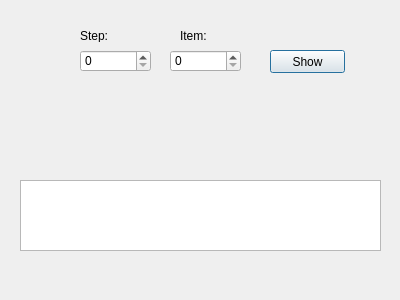
This is MeterMode/clsShowReport.ui in caicaiking/WKEFactoryView2014 as Qt 5 draws it before an edit. The edited form follows.
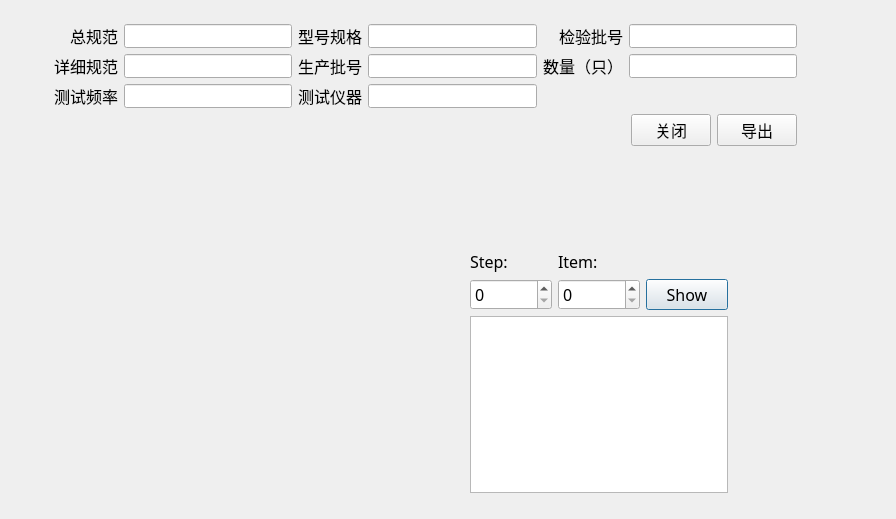
This is the edited form.

Patch:
```diff
--- a/MeterMode/clsShowReport.ui
+++ b/MeterMode/clsShowReport.ui
@@ -6,81 +6,407 @@
    <rect>
     <x>0</x>
     <y>0</y>
-    <width>400</width>
-    <height>300</height>
+    <width>896</width>
+    <height>519</height>
    </rect>
   </property>
   <property name="windowTitle">
    <string>Dialog</string>
   </property>
-  <widget class="QSpinBox" name="txtStep">
+  <property name="styleSheet">
+   <string notr="true">clsShowReport
+{
+	
+	background-color: rgb(148, 148, 248);
+}</string>
+  </property>
+  <widget class="QWidget" name="">
    <property name="geometry">
     <rect>
-     <x>80</x>
-     <y>50</y>
-     <width>71</width>
-     <height>22</height>
+     <x>470</x>
+     <y>250</y>
+     <width>258</width>
+     <height>243</height>
     </rect>
    </property>
-  </widget>
-  <widget class="QSpinBox" name="txtItem">
-   <property name="geometry">
-    <rect>
-     <x>170</x>
-     <y>50</y>
-     <width>71</width>
-     <height>22</height>
-    </rect>
+   <property name="font">
+    <font>
+     <family>楷体</family>
+     <pointsize>12</pointsize>
+    </font>
    </property>
+   <layout class="QVBoxLayout" name="verticalLayout">
+    <item>
+     <layout class="QGridLayout" name="gridLayout">
+      <item row="0" column="0">
+       <widget class="QLabel" name="label">
+        <property name="font">
+         <font>
+          <family>楷体</family>
+          <pointsize>12</pointsize>
+         </font>
+        </property>
+        <property name="text">
+         <string>Step:</string>
+        </property>
+       </widget>
+      </item>
+      <item row="0" column="1">
+       <widget class="QLabel" name="label_2">
+        <property name="font">
+         <font>
+          <family>楷体</family>
+          <pointsize>12</pointsize>
+         </font>
+        </property>
+        <property name="text">
+         <string>Item:</string>
+        </property>
+       </widget>
+      </item>
+      <item row="1" column="0">
+       <widget class="QSpinBox" name="txtStep">
+        <property name="font">
+         <font>
+          <family>楷体</family>
+          <pointsize>12</pointsize>
+         </font>
+        </property>
+       </widget>
+      </item>
+      <item row="1" column="1">
+       <widget class="QSpinBox" name="txtItem">
+        <property name="font">
+         <font>
+          <family>楷体</family>
+          <pointsize>12</pointsize>
+         </font>
+        </property>
+       </widget>
+      </item>
+      <item row="1" column="2">
+       <widget class="QPushButton" name="btnShow">
+        <property name="font">
+         <font>
+          <family>楷体</family>
+          <pointsize>12</pointsize>
+         </font>
+        </property>
+        <property name="text">
+         <string>Show</string>
+        </property>
+       </widget>
+      </item>
+     </layout>
+    </item>
+    <item>
+     <widget class="QTextEdit" name="textEdit">
+      <property name="font">
+       <font>
+        <family>楷体</family>
+        <pointsize>12</pointsize>
+       </font>
+      </property>
+     </widget>
+    </item>
+   </layout>
   </widget>
-  <widget class="QLabel" name="label">
+  <widget class="QWidget" name="">
    <property name="geometry">
     <rect>
-     <x>80</x>
-     <y>30</y>
-     <width>54</width>
-     <height>12</height>
+     <x>54</x>
+     <y>24</y>
+     <width>743</width>
+     <height>122</height>
     </rect>
    </property>
-   <property name="text">
-    <string>Step:</string>
-   </property>
-  </widget>
-  <widget class="QLabel" name="label_2">
-   <property name="geometry">
-    <rect>
-     <x>180</x>
-     <y>30</y>
-     <width>54</width>
-     <height>12</height>
-    </rect>
-   </property>
-   <property name="text">
-    <string>Item:</string>
-   </property>
-  </widget>
-  <widget class="QPushButton" name="btnShow">
-   <property name="geometry">
-    <rect>
-     <x>270</x>
-     <y>50</y>
-     <width>75</width>
-     <height>23</height>
-    </rect>
-   </property>
-   <property name="text">
-    <string>Show</string>
-   </property>
-  </widget>
-  <widget class="QTextEdit" name="textEdit">
-   <property name="geometry">
-    <rect>
-     <x>20</x>
-     <y>180</y>
-     <width>361</width>
-     <height>71</height>
-    </rect>
-   </property>
+   <layout class="QVBoxLayout" name="verticalLayout_2">
+    <item>
+     <layout class="QGridLayout" name="gridLayout_2">
+      <item row="0" column="0">
+       <widget class="QLabel" name="label_3">
+        <property name="font">
+         <font>
+          <family>楷体</family>
+          <pointsize>12</pointsize>
+         </font>
+        </property>
+        <property name="text">
+         <string>总规范</string>
+        </property>
+        <property name="alignment">
+         <set>Qt::AlignRight|Qt::AlignTrailing|Qt::AlignVCenter</set>
+        </property>
+        <property name="buddy">
+         <cstring>txtTotleSpec</cstring>
+        </property>
+       </widget>
+      </item>
+      <item row="0" column="1">
+       <widget class="QLineEdit" name="txtTotleSpec">
+        <property name="font">
+         <font>
+          <family>楷体</family>
+          <pointsize>12</pointsize>
+         </font>
+        </property>
+       </widget>
+      </item>
+      <item row="0" column="2">
+       <widget class="QLabel" name="label_6">
+        <property name="font">
+         <font>
+          <family>楷体</family>
+          <pointsize>12</pointsize>
+         </font>
+        </property>
+        <property name="text">
+         <string>型号规格</string>
+        </property>
+        <property name="buddy">
+         <cstring>txtSpec</cstring>
+        </property>
+       </widget>
+      </item>
+      <item row="0" column="3">
+       <widget class="QLineEdit" name="txtSpec">
+        <property name="font">
+         <font>
+          <family>楷体</family>
+          <pointsize>12</pointsize>
+         </font>
+        </property>
+       </widget>
+      </item>
+      <item row="0" column="4">
+       <widget class="QLabel" name="label_9">
+        <property name="font">
+         <font>
+          <family>楷体</family>
+          <pointsize>12</pointsize>
+         </font>
+        </property>
+        <property name="text">
+         <string>检验批号</string>
+        </property>
+        <property name="alignment">
+         <set>Qt::AlignRight|Qt::AlignTrailing|Qt::AlignVCenter</set>
+        </property>
+        <property name="buddy">
+         <cstring>txtTestLotNo</cstring>
+        </property>
+       </widget>
+      </item>
+      <item row="0" column="5">
+       <widget class="QLineEdit" name="txtTestLotNo">
+        <property name="font">
+         <font>
+          <family>楷体</family>
+          <pointsize>12</pointsize>
+         </font>
+        </property>
+       </widget>
+      </item>
+      <item row="1" column="0">
+       <widget class="QLabel" name="label_4">
+        <property name="font">
+         <font>
+          <family>楷体</family>
+          <pointsize>12</pointsize>
+         </font>
+        </property>
+        <property name="text">
+         <string>详细规范</string>
+        </property>
+        <property name="buddy">
+         <cstring>txtDetailSpec</cstring>
+        </property>
+       </widget>
+      </item>
+      <item row="1" column="1">
+       <widget class="QLineEdit" name="txtDetailSpec">
+        <property name="font">
+         <font>
+          <family>楷体</family>
+          <pointsize>12</pointsize>
+         </font>
+        </property>
+       </widget>
+      </item>
+      <item row="1" column="2">
+       <widget class="QLabel" name="label_7">
+        <property name="font">
+         <font>
+          <family>楷体</family>
+          <pointsize>12</pointsize>
+         </font>
+        </property>
+        <property name="text">
+         <string>生产批号</string>
+        </property>
+        <property name="buddy">
+         <cstring>txtLotNo</cstring>
+        </property>
+       </widget>
+      </item>
+      <item row="1" column="3">
+       <widget class="QLineEdit" name="txtLotNo">
+        <property name="font">
+         <font>
+          <family>楷体</family>
+          <pointsize>12</pointsize>
+         </font>
+        </property>
+       </widget>
+      </item>
+      <item row="1" column="4">
+       <widget class="QLabel" name="label_10">
+        <property name="font">
+         <font>
+          <family>楷体</family>
+          <pointsize>12</pointsize>
+         </font>
+        </property>
+        <property name="text">
+         <string>数量（只）</string>
+        </property>
+        <property name="alignment">
+         <set>Qt::AlignRight|Qt::AlignTrailing|Qt::AlignVCenter</set>
+        </property>
+        <property name="buddy">
+         <cstring>txtNumber</cstring>
+        </property>
+       </widget>
+      </item>
+      <item row="1" column="5">
+       <widget class="QLineEdit" name="txtNumber">
+        <property name="font">
+         <font>
+          <family>楷体</family>
+          <pointsize>12</pointsize>
+         </font>
+        </property>
+        <property name="readOnly">
+         <bool>true</bool>
+        </property>
+       </widget>
+      </item>
+      <item row="2" column="0">
+       <widget class="QLabel" name="label_5">
+        <property name="font">
+         <font>
+          <family>楷体</family>
+          <pointsize>12</pointsize>
+         </font>
+        </property>
+        <property name="text">
+         <string>测试频率</string>
+        </property>
+        <property name="buddy">
+         <cstring>txtTestFreq</cstring>
+        </property>
+       </widget>
+      </item>
+      <item row="2" column="1">
+       <widget class="QLineEdit" name="txtTestFreq">
+        <property name="font">
+         <font>
+          <family>楷体</family>
+          <pointsize>12</pointsize>
+         </font>
+        </property>
+        <property name="readOnly">
+         <bool>true</bool>
+        </property>
+       </widget>
+      </item>
+      <item row="2" column="2">
+       <widget class="QLabel" name="label_8">
+        <property name="font">
+         <font>
+          <family>楷体</family>
+          <pointsize>12</pointsize>
+         </font>
+        </property>
+        <property name="text">
+         <string>测试仪器</string>
+        </property>
+        <property name="buddy">
+         <cstring>txtIntrument</cstring>
+        </property>
+       </widget>
+      </item>
+      <item row="2" column="3">
+       <widget class="QLineEdit" name="txtIntrument">
+        <property name="font">
+         <font>
+          <family>楷体</family>
+          <pointsize>12</pointsize>
+         </font>
+        </property>
+        <property name="readOnly">
+         <bool>true</bool>
+        </property>
+       </widget>
+      </item>
+     </layout>
+    </item>
+    <item>
+     <layout class="QHBoxLayout" name="horizontalLayout">
+      <item>
+       <spacer name="horizontalSpacer">
+        <property name="orientation">
+         <enum>Qt::Horizontal</enum>
+        </property>
+        <property name="sizeHint" stdset="0">
+         <size>
+          <width>40</width>
+          <height>20</height>
+         </size>
+        </property>
+       </spacer>
+      </item>
+      <item>
+       <widget class="QPushButton" name="btnClose">
+        <property name="minimumSize">
+         <size>
+          <width>0</width>
+          <height>32</height>
+         </size>
+        </property>
+        <property name="font">
+         <font>
+          <family>楷体</family>
+          <pointsize>12</pointsize>
+         </font>
+        </property>
+        <property name="text">
+         <string>关闭</string>
+        </property>
+       </widget>
+      </item>
+      <item>
+       <widget class="QPushButton" name="btnExport">
+        <property name="minimumSize">
+         <size>
+          <width>0</width>
+          <height>32</height>
+         </size>
+        </property>
+        <property name="font">
+         <font>
+          <family>楷体</family>
+          <pointsize>12</pointsize>
+         </font>
+        </property>
+        <property name="text">
+         <string>导出</string>
+        </property>
+       </widget>
+      </item>
+     </layout>
+    </item>
+   </layout>
   </widget>
  </widget>
  <resources/>
```
Left out of the diff: 16 changed lines with no effect on the pictures.
